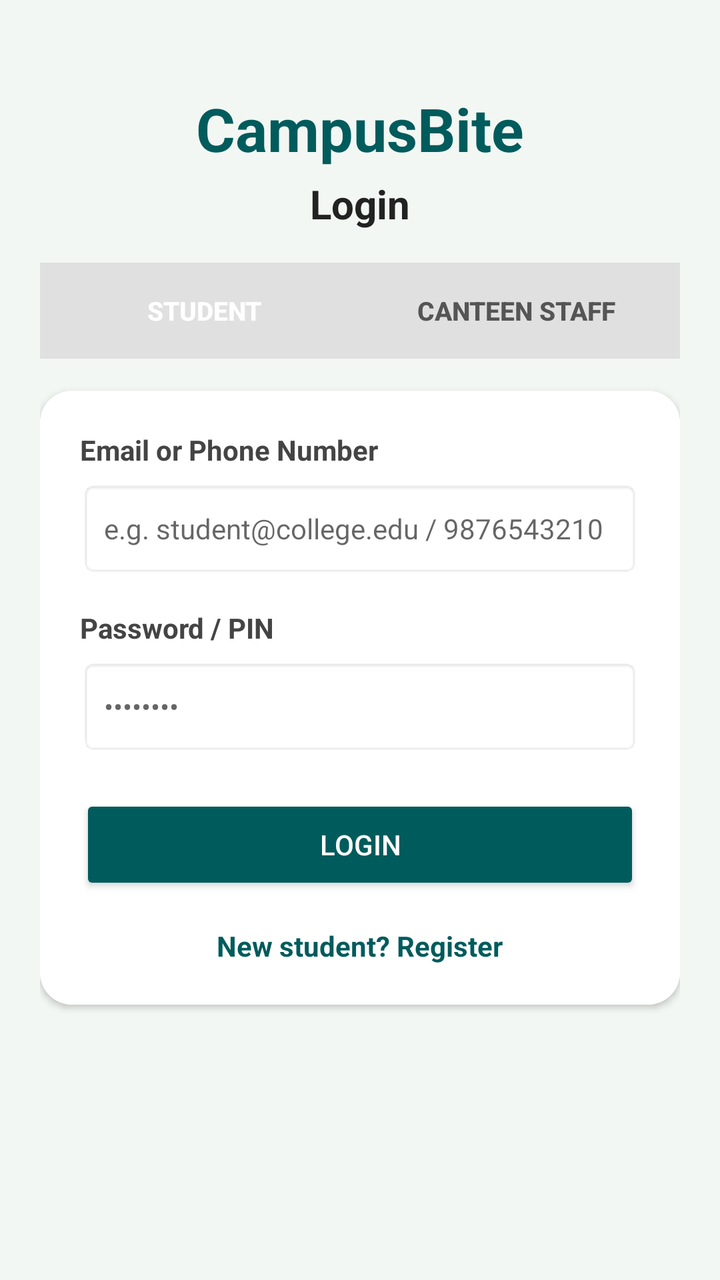
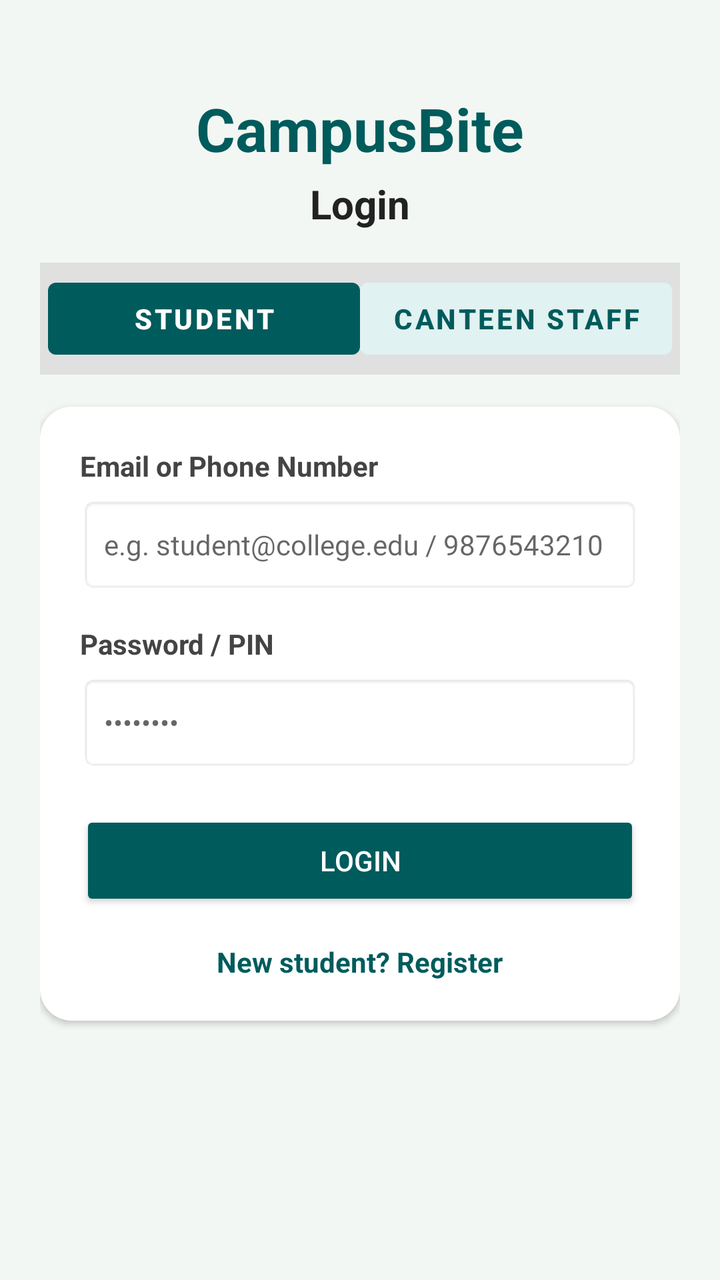

Before-and-after screenshots of an Android layout around one commit, followed by the original layout XML and the change that was made.
<!-- AndroidManifest.xml: application theme Theme.CampusBite -->
<!-- res/layout/activity_auth.xml -->
<?xml version="1.0" encoding="utf-8"?>
<ScrollView xmlns:android="http://schemas.android.com/apk/res/android"
    xmlns:app="http://schemas.android.com/apk/res-auto"
    android:layout_width="match_parent"
    android:layout_height="match_parent"
    android:background="#f2f7f3"
    android:fillViewport="true">

    <LinearLayout
        android:layout_width="match_parent"
        android:layout_height="wrap_content"
        android:gravity="center_horizontal"
        android:orientation="vertical"
        android:padding="20dp">

        <TextView
            android:layout_width="wrap_content"
            android:layout_height="wrap_content"
            android:layout_marginTop="24dp"
            android:text="CampusBite"
            android:textColor="#005B5C"
            android:textSize="30sp"
            android:textStyle="bold" />

        <TextView
            android:id="@+id/tvHeaderSub"
            android:layout_width="wrap_content"
            android:layout_height="wrap_content"
            android:layout_marginTop="4dp"
            android:text="Login"
            android:textColor="#222222"
            android:textSize="20sp"
            android:textStyle="bold" />

        
        <LinearLayout
            android:layout_width="match_parent"
            android:layout_height="wrap_content"
            android:layout_marginTop="16dp"
            android:background="#E0E0E0"
            android:orientation="horizontal"
            android:padding="4dp">

            <Button
                android:id="@+id/btnTabStudent"
                style="?android:attr/borderlessButtonStyle"
                android:layout_width="0dp"
                android:layout_height="40dp"
                android:layout_weight="1"
                android:backgroundTint="#005B5C"
                android:text="Student"
                android:textColor="#FFFFFF"
                android:textSize="13sp"
                android:textStyle="bold" />

            <Button
                android:id="@+id/btnTabStaff"
                style="?android:attr/borderlessButtonStyle"
                android:layout_width="0dp"
                android:layout_height="40dp"
                android:layout_weight="1"
                android:backgroundTint="#E0E0E0"
                android:text="Canteen Staff"
                android:textColor="#555555"
                android:textSize="13sp"
                android:textStyle="bold" />
        </LinearLayout>

        <androidx.cardview.widget.CardView
            android:layout_width="match_parent"
            android:layout_height="wrap_content"
            android:layout_marginTop="16dp"
            app:cardCornerRadius="16dp"
            app:cardElevation="2dp">

            <LinearLayout
                android:layout_width="match_parent"
                android:layout_height="wrap_content"
                android:background="#FFFFFF"
                android:orientation="vertical"
                android:padding="20dp">

                
                <LinearLayout
                    android:id="@+id/containerLogin"
                    android:layout_width="match_parent"
                    android:layout_height="wrap_content"
                    android:orientation="vertical"
                    android:visibility="visible">

                    <TextView
                        android:id="@+id/tvLoginLabel"
                        android:layout_width="wrap_content"
                        android:layout_height="wrap_content"
                        android:text="Email or Phone Number"
                        android:textColor="#444444"
                        android:textStyle="bold" />

                    <EditText
                        android:id="@+id/etLoginId"
                        android:layout_width="match_parent"
                        android:layout_height="48dp"
                        android:layout_marginTop="6dp"
                        android:background="@android:drawable/editbox_background"
                        android:hint="e.g. student@college.edu / 9876543210"
                        android:inputType="textEmailAddress"
                        android:padding="12dp"
                        android:textSize="14sp" />

                    <TextView
                        android:layout_width="wrap_content"
                        android:layout_height="wrap_content"
                        android:layout_marginTop="16dp"
                        android:text="Password / PIN"
                        android:textColor="#444444"
                        android:textStyle="bold" />

                    <EditText
                        android:id="@+id/etLoginPassword"
                        android:layout_width="match_parent"
                        android:layout_height="48dp"
                        android:layout_marginTop="6dp"
                        android:background="@android:drawable/editbox_background"
                        android:hint="••••••••"
                        android:inputType="textPassword"
                        android:padding="12dp"
                        android:textSize="14sp" />

                    <Button
                        android:id="@+id/btnLogin"
                        android:layout_width="match_parent"
                        android:layout_height="50dp"
                        android:layout_marginTop="20dp"
                        android:backgroundTint="#005B5C"
                        android:text="Login"
                        android:textColor="#FFFFFF" />

                    <TextView
                        android:id="@+id/tvSwitchToSignup"
                        android:layout_width="wrap_content"
                        android:layout_height="wrap_content"
                        android:layout_gravity="center"
                        android:layout_marginTop="16dp"
                        android:text="New student? Register"
                        android:textColor="#005B5C"
                        android:textStyle="bold" />
                </LinearLayout>

                
                <LinearLayout
                    android:id="@+id/containerSignupStep1"
                    android:layout_width="match_parent"
                    android:layout_height="wrap_content"
                    android:orientation="vertical"
                    android:visibility="gone">

                    <TextView
                        android:layout_width="wrap_content"
                        android:layout_height="wrap_content"
                        android:text="Email or Phone Number"
                        android:textColor="#444444"
                        android:textStyle="bold" />

                    <EditText
                        android:id="@+id/etSignupContact"
                        android:layout_width="match_parent"
                        android:layout_height="48dp"
                        android:layout_marginTop="6dp"
                        android:background="@android:drawable/editbox_background"
                        android:hint="Enter email or phone number"
                        android:padding="12dp"
                        android:textSize="14sp" />

                    <TextView
                        android:layout_width="wrap_content"
                        android:layout_height="wrap_content"
                        android:layout_marginTop="12dp"
                        android:text="Create Password"
                        android:textColor="#444444"
                        android:textStyle="bold" />

                    <EditText
                        android:id="@+id/etSignupPassword"
                        android:layout_width="match_parent"
                        android:layout_height="48dp"
                        android:layout_marginTop="6dp"
                        android:background="@android:drawable/editbox_background"
                        android:hint="Create password"
                        android:inputType="textPassword"
                        android:padding="12dp"
                        android:textSize="14sp" />

                    <Button
                        android:id="@+id/btnSendOtp"
                        android:layout_width="match_parent"
                        android:layout_height="50dp"
                        android:layout_marginTop="20dp"
                        android:backgroundTint="#005B5C"
                        android:text="Send OTP"
                        android:textColor="#FFFFFF" />

                    <TextView
                        android:id="@+id/tvSwitchToLogin"
                        android:layout_width="wrap_content"
                        android:layout_height="wrap_content"
                        android:layout_gravity="center"
                        android:layout_marginTop="16dp"
                        android:text="Already registered? Login"
                        android:textColor="#005B5C"
                        android:textStyle="bold" />
                </LinearLayout>

                
                <LinearLayout
                    android:id="@+id/containerOtp"
                    android:layout_width="match_parent"
                    android:layout_height="wrap_content"
                    android:orientation="vertical"
                    android:visibility="gone">

                    <TextView
                        android:layout_width="wrap_content"
                        android:layout_height="wrap_content"
                        android:text="Enter 4-Digit OTP"
                        android:textColor="#444444"
                        android:textStyle="bold" />

                    <EditText
                        android:id="@+id/etOtp"
                        android:layout_width="match_parent"
                        android:layout_height="48dp"
                        android:layout_marginTop="6dp"
                        android:background="@android:drawable/editbox_background"
                        android:gravity="center"
                        android:hint="Enter 1234"
                        android:inputType="number"
                        android:maxLength="4"
                        android:padding="12dp"
                        android:textSize="18sp" />

                    <Button
                        android:id="@+id/btnVerifyOtp"
                        android:layout_width="match_parent"
                        android:layout_height="50dp"
                        android:layout_marginTop="20dp"
                        android:backgroundTint="#005B5C"
                        android:text="Verify &amp; Continue"
                        android:textColor="#FFFFFF" />
                </LinearLayout>

                
                <LinearLayout
                    android:id="@+id/containerStudentDetails"
                    android:layout_width="match_parent"
                    android:layout_height="wrap_content"
                    android:orientation="vertical"
                    android:visibility="gone">

                    <TextView
                        android:layout_width="wrap_content"
                        android:layout_height="wrap_content"
                        android:text="Select Program Type"
                        android:textColor="#444444"
                        android:textStyle="bold" />

                    <Spinner
                        android:id="@+id/spDegreeDiploma"
                        android:layout_width="match_parent"
                        android:layout_height="48dp"
                        android:layout_marginTop="6dp" />

                    <TextView
                        android:layout_width="wrap_content"
                        android:layout_height="wrap_content"
                        android:layout_marginTop="12dp"
                        android:text="Select Department"
                        android:textColor="#444444"
                        android:textStyle="bold" />

                    <Spinner
                        android:id="@+id/spDept"
                        android:layout_width="match_parent"
                        android:layout_height="48dp"
                        android:layout_marginTop="6dp" />

                    <TextView
                        android:layout_width="wrap_content"
                        android:layout_height="wrap_content"
                        android:layout_marginTop="12dp"
                        android:text="Select Year"
                        android:textColor="#444444"
                        android:textStyle="bold" />

                    <Spinner
                        android:id="@+id/spYear"
                        android:layout_width="match_parent"
                        android:layout_height="48dp"
                        android:layout_marginTop="6dp" />

                    <TextView
                        android:layout_width="wrap_content"
                        android:layout_height="wrap_content"
                        android:layout_marginTop="12dp"
                        android:text="Full Name"
                        android:textColor="#444444"
                        android:textStyle="bold" />

                    <EditText
                        android:id="@+id/etFullName"
                        android:layout_width="match_parent"
                        android:layout_height="48dp"
                        android:layout_marginTop="6dp"
                        android:background="@android:drawable/editbox_background"
                        android:hint="Enter your full name"
                        android:inputType="textPersonName"
                        android:padding="12dp"
                        android:textSize="14sp" />

                    <TextView
                        android:layout_width="wrap_content"
                        android:layout_height="wrap_content"
                        android:layout_marginTop="12dp"
                        android:text="Enrollment Number"
                        android:textColor="#444444"
                        android:textStyle="bold" />

                    <EditText
                        android:id="@+id/etEnrollmentNo"
                        android:layout_width="match_parent"
                        android:layout_height="48dp"
                        android:layout_marginTop="6dp"
                        android:background="@android:drawable/editbox_background"
                        android:hint="Enter Enrollment No."
                        android:inputType="number"
                        android:padding="12dp"
                        android:textSize="14sp" />

                    <TextView
                        android:layout_width="wrap_content"
                        android:layout_height="wrap_content"
                        android:layout_marginTop="12dp"
                        android:text="Roll Number"
                        android:textColor="#444444"
                        android:textStyle="bold" />

                    <EditText
                        android:id="@+id/etRollNo"
                        android:layout_width="match_parent"
                        android:layout_height="48dp"
                        android:layout_marginTop="6dp"
                        android:background="@android:drawable/editbox_background"
                        android:hint="Enter Roll No."
                        android:inputType="number"
                        android:padding="12dp"
                        android:textSize="14sp" />

                    <Button
                        android:id="@+id/btnUploadIdCard"
                        android:layout_width="match_parent"
                        android:layout_height="48dp"
                        android:layout_marginTop="16dp"
                        android:backgroundTint="#555555"
                        android:text="Upload Front Image of ID Card" />

                    <ImageView
                        android:id="@+id/imgIdCardPreview"
                        android:layout_width="match_parent"
                        android:layout_height="140dp"
                        android:layout_marginTop="8dp"
                        android:scaleType="centerCrop"
                        android:visibility="gone" />

                    <Button
                        android:id="@+id/btnCompleteRegistration"
                        android:layout_width="match_parent"
                        android:layout_height="50dp"
                        android:layout_marginTop="20dp"
                        android:backgroundTint="#005B5C"
                        android:text="Complete Signup"
                        android:textColor="#FFFFFF" />
                </LinearLayout>

            </LinearLayout>
        </androidx.cardview.widget.CardView>
    </LinearLayout>
</ScrollView>
<!-- resources referenced by this layout -->
<resources>
  <style name="Theme.CampusBite" parent="Theme.MaterialComponents.DayNight.NoActionBar">
          
          <item name="colorPrimary">#005B5C</item>
          <item name="colorPrimaryVariant">#003B3C</item>
          <item name="colorOnPrimary">#FFFFFF</item>
          
          <item name="colorSecondary">#005B5C</item>
          <item name="colorSecondaryVariant">#003B3C</item>
          <item name="colorOnSecondary">#FFFFFF</item>
          
          <item name="android:statusBarColor">#005B5C</item>
      </style>
</resources>

<!-- the commit's change to res/layout/activity_auth.xml (unified diff, before → after) -->
@@ -33,6 +33,7 @@
             android:textStyle="bold" />
 
         
+        
         <LinearLayout
             android:layout_width="match_parent"
             android:layout_height="wrap_content"
@@ -41,29 +42,31 @@
             android:orientation="horizontal"
             android:padding="4dp">
 
-            <Button
+            <com.google.android.material.button.MaterialButton
                 android:id="@+id/btnTabStudent"
-                style="?android:attr/borderlessButtonStyle"
+                style="@style/Widget.MaterialComponents.Button.UnelevatedButton"
                 android:layout_width="0dp"
-                android:layout_height="40dp"
+                android:layout_height="48dp"
                 android:layout_weight="1"
-                android:backgroundTint="#005B5C"
                 android:text="Student"
                 android:textColor="#FFFFFF"
-                android:textSize="13sp"
-                android:textStyle="bold" />
-
-            <Button
+                android:textSize="14sp"
+                android:textStyle="bold"
+                app:backgroundTint="#005B5C"
+                app:cornerRadius="4dp" />
+
+            <com.google.android.material.button.MaterialButton
                 android:id="@+id/btnTabStaff"
-                style="?android:attr/borderlessButtonStyle"
+                style="@style/Widget.MaterialComponents.Button.UnelevatedButton"
                 android:layout_width="0dp"
-                android:layout_height="40dp"
+                android:layout_height="48dp"
                 android:layout_weight="1"
-                android:backgroundTint="#E0E0E0"
                 android:text="Canteen Staff"
-                android:textColor="#555555"
-                android:textSize="13sp"
-                android:textStyle="bold" />
+                android:textColor="#005B5C"
+                android:textSize="14sp"
+                android:textStyle="bold"
+                app:backgroundTint="#E0F2F1"
+                app:cornerRadius="4dp" />
         </LinearLayout>
 
         <androidx.cardview.widget.CardView
